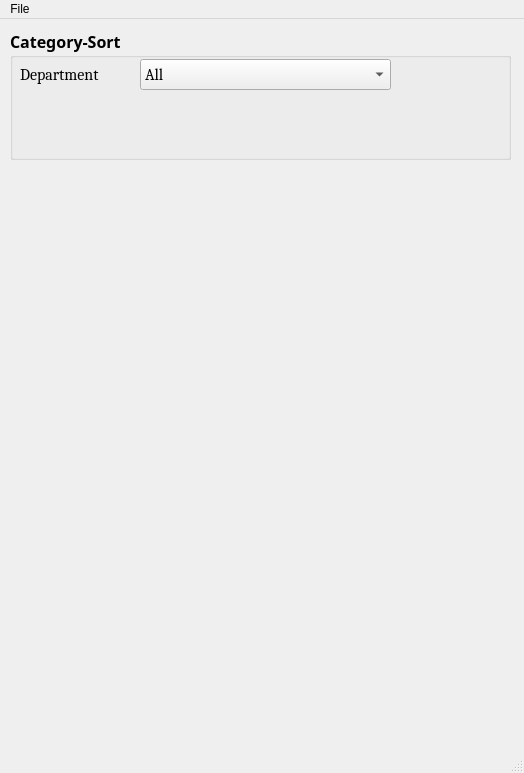
NerdCodex/Sorter, file assets/main.ui: the form before one commit.
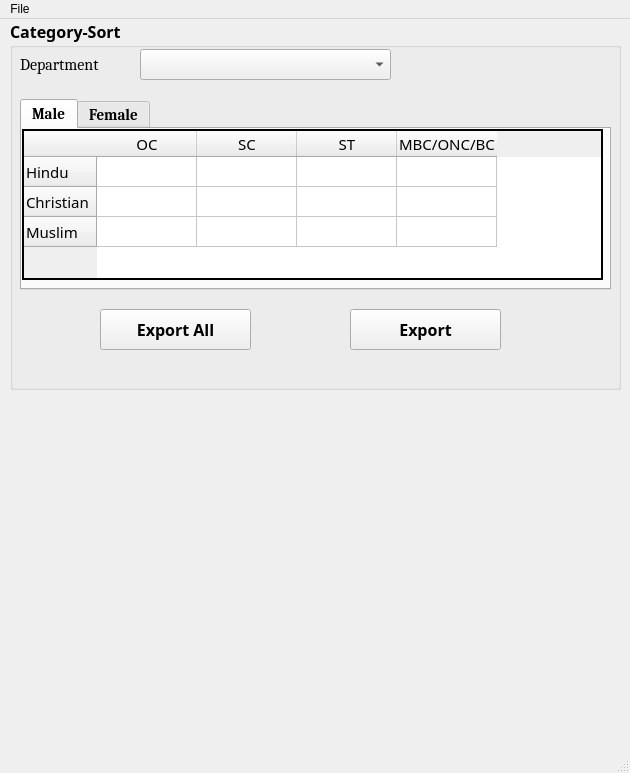
The form after the commit.

Commit message: Category Sort Added

Patch:
```diff
--- a/assets/main.ui
+++ b/assets/main.ui
@@ -6,7 +6,7 @@
    <rect>
     <x>0</x>
     <y>0</y>
-    <width>524</width>
+    <width>630</width>
     <height>773</height>
    </rect>
   </property>
@@ -18,9 +18,9 @@
     <property name="geometry">
      <rect>
       <x>10</x>
-      <y>10</y>
-      <width>501</width>
-      <height>131</height>
+      <y>0</y>
+      <width>611</width>
+      <height>371</height>
      </rect>
     </property>
     <property name="font">
@@ -58,11 +58,6 @@
        <bold>false</bold>
       </font>
      </property>
-     <item>
-      <property name="text">
-       <string>All</string>
-      </property>
-     </item>
     </widget>
     <widget class="QLabel" name="label">
      <property name="geometry">
@@ -85,6 +80,211 @@
       <string>Department</string>
      </property>
     </widget>
+    <widget class="QTabWidget" name="maleFemaleTab">
+     <property name="geometry">
+      <rect>
+       <x>10</x>
+       <y>80</y>
+       <width>591</width>
+       <height>191</height>
+      </rect>
+     </property>
+     <property name="font">
+      <font>
+       <family>Cambria</family>
+       <pointsize>11</pointsize>
+      </font>
+     </property>
+     <property name="currentIndex">
+      <number>0</number>
+     </property>
+     <widget class="QWidget" name="maleTab">
+      <attribute name="title">
+       <string>Male</string>
+      </attribute>
+      <widget class="QTableWidget" name="maleValueTable">
+       <property name="geometry">
+        <rect>
+         <x>0</x>
+         <y>0</y>
+         <width>581</width>
+         <height>151</height>
+        </rect>
+       </property>
+       <property name="font">
+        <font>
+         <family>Book Antiqua</family>
+         <pointsize>11</pointsize>
+        </font>
+       </property>
+       <property name="styleSheet">
+        <string notr="true">QTableWidget {
+    border: 2px solid black;
+}</string>
+       </property>
+       <row>
+        <property name="text">
+         <string>Hindu</string>
+        </property>
+       </row>
+       <row>
+        <property name="text">
+         <string>Christian</string>
+        </property>
+       </row>
+       <row>
+        <property name="text">
+         <string>Muslim</string>
+        </property>
+       </row>
+       <column>
+        <property name="text">
+         <string>OC</string>
+        </property>
+       </column>
+       <column>
+        <property name="text">
+         <string>SC</string>
+        </property>
+       </column>
+       <column>
+        <property name="text">
+         <string>ST</string>
+        </property>
+       </column>
+       <column>
+        <property name="text">
+         <string>MBC/ONC/BC</string>
+        </property>
+       </column>
+       <item row="0" column="0">
+        <property name="text">
+         <string/>
+        </property>
+       </item>
+       <item row="1" column="3">
+        <property name="text">
+         <string/>
+        </property>
+        <property name="font">
+         <font>
+          <family>Calibri</family>
+          <pointsize>11</pointsize>
+         </font>
+        </property>
+       </item>
+      </widget>
+     </widget>
+     <widget class="QWidget" name="femaleTab">
+      <attribute name="title">
+       <string>Female</string>
+      </attribute>
+      <widget class="QTableWidget" name="femaleValueTable">
+       <property name="geometry">
+        <rect>
+         <x>0</x>
+         <y>0</y>
+         <width>581</width>
+         <height>151</height>
+        </rect>
+       </property>
+       <property name="font">
+        <font>
+         <family>Book Antiqua</family>
+         <pointsize>11</pointsize>
+        </font>
+       </property>
+       <property name="styleSheet">
+        <string notr="true">QTableWidget {
+    border: 2px solid black;
+}</string>
+       </property>
+       <row>
+        <property name="text">
+         <string>Hindu</string>
+        </property>
+       </row>
+       <row>
+        <property name="text">
+         <string>Christian</string>
+        </property>
+       </row>
+       <row>
+        <property name="text">
+         <string>Muslim</string>
+        </property>
+       </row>
+       <column>
+        <property name="text">
+         <string>OC</string>
+        </property>
+       </column>
+       <column>
+        <property name="text">
+         <string>SC</string>
+        </property>
+       </column>
+       <column>
+        <property name="text">
+         <string>ST</string>
+        </property>
+       </column>
+       <column>
+        <property name="text">
+         <string>MBC/ONC/BC</string>
+        </property>
+       </column>
+       <item row="0" column="0">
+        <property name="text">
+         <string/>
+        </property>
+       </item>
+       <item row="1" column="3">
+        <property name="text">
+         <string/>
+        </property>
+        <property name="font">
+         <font>
+          <family>Calibri</family>
+          <pointsize>11</pointsize>
+         </font>
+        </property>
+       </item>
+      </widget>
+     </widget>
+    </widget>
+    <widget class="QPushButton" name="categoryExportAll">
+     <property name="geometry">
+      <rect>
+       <x>90</x>
+       <y>290</y>
+       <width>151</width>
+       <height>41</height>
+      </rect>
+     </property>
+     <property name="styleSheet">
+      <string notr="true"/>
+     </property>
+     <property name="text">
+      <string>Export All</string>
+     </property>
+    </widget>
+    <widget class="QPushButton" name="categoryExport">
+     <property name="geometry">
+      <rect>
+       <x>340</x>
+       <y>290</y>
+       <width>151</width>
+       <height>41</height>
+      </rect>
+     </property>
+     <property name="styleSheet">
+      <string notr="true"/>
+     </property>
+     <property name="text">
+      <string>Export</string>
+     </property>
+    </widget>
    </widget>
   </widget>
   <widget class="QMenuBar" name="menubar">
@@ -92,7 +292,7 @@
     <rect>
      <x>0</x>
      <y>0</y>
-     <width>524</width>
+     <width>630</width>
      <height>26</height>
     </rect>
    </property>
```
Left out of the diff: 2 changed lines with no effect on the pictures. The commit also changes 5 other files.
